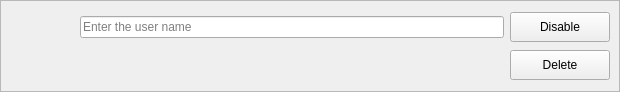
Qt form zapzap/view/card_user.ui (rafatosta/zapzap) before a commit.
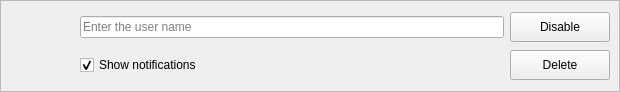
The same form after that commit.

Commit message: Disable notifications in Users management #176

Patch:
```diff
--- a/zapzap/view/card_user.ui
+++ b/zapzap/view/card_user.ui
@@ -118,6 +118,16 @@
         </item>
         <item>
          <layout class="QHBoxLayout" name="horizontalLayout_2">
+          <item>
+           <widget class="QCheckBox" name="showNotifications">
+            <property name="text">
+             <string>Show notifications</string>
+            </property>
+            <property name="checked">
+             <bool>true</bool>
+            </property>
+           </widget>
+          </item>
           <item>
            <widget class="QLabel" name="key">
             <property name="text">
```
The commit also changes 5 other files.
